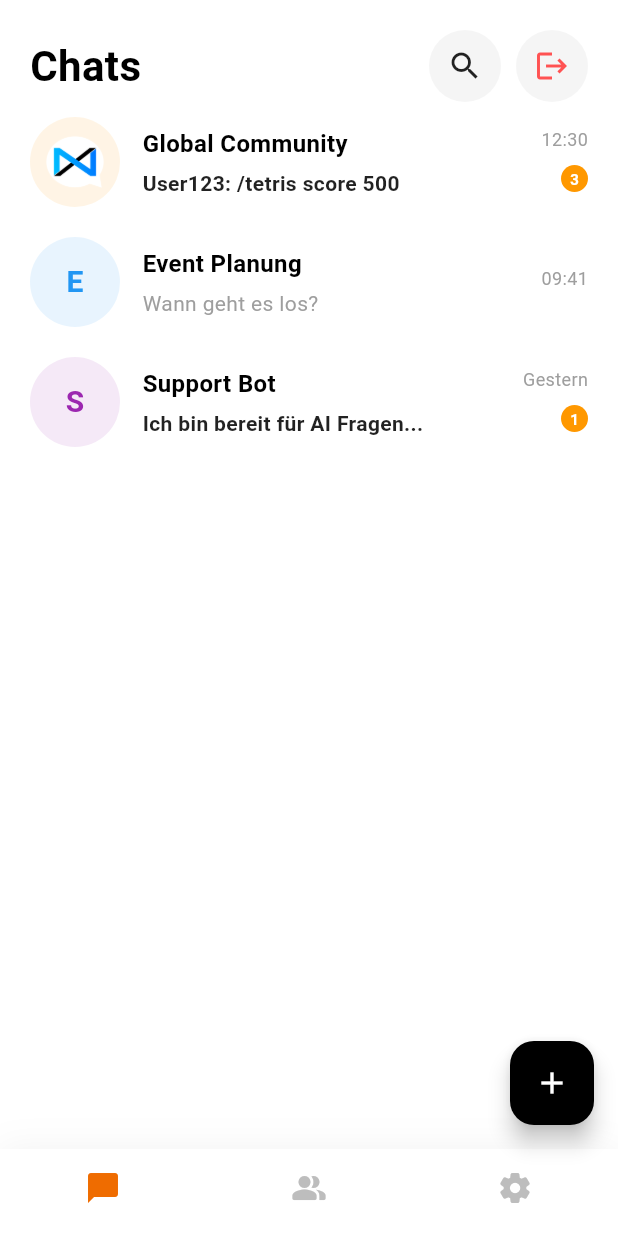
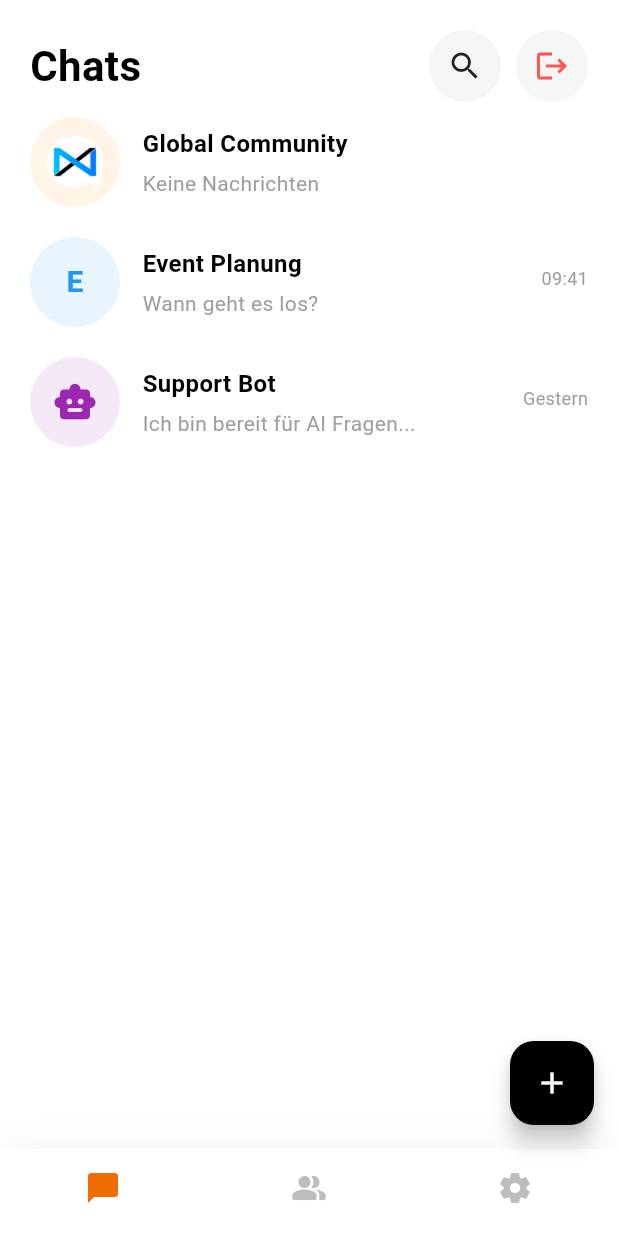
Before and after one commit to Xafe42/NexxChat, a Flutter app: the ChatHomeScreen screen opened by its route, on a phone screen of 412 x 824 dp. Run offline on Flutter 3.47's test engine with Material 3 defaults, Android fonts, the phone set to English and light mode, and no system bars; our stand-ins replace audioplayers, cloud_firestore, firebase_auth, firebase_core, image_picker, modal_progress_hud_nsn and 1 more; accounts and stored records are empty.

Commit message:
Implements Support Bot/ UI überarbeitet/ Live Anzeige der zuletzt gelesenen Nachrichten

```diff
--- a/lib/Screens/chat_home_screen.dart
+++ b/lib/Screens/chat_home_screen.dart
@@ -1,10 +1,12 @@
+import 'package:cloud_firestore/cloud_firestore.dart'; // WICHTIG: Firestore Import
 import 'package:firebase_auth/firebase_auth.dart';
 import 'package:flutter/material.dart';
 import 'package:nexxchat_firebase/Screens/people_screen.dart';
-import 'people_screen.dart';
+
 import 'chat_screen.dart';
-import 'settings_screen.dart'; // Import Settings
-import 'welcome_screens.dart'; // Für den Logout-Redirect
+import 'settings_screen.dart';
+import 'support_bot_screen.dart';
+import 'welcome_screens.dart';
 
 class ChatHomeScreen extends StatefulWidget {
   static const String screenRoute = "chat_home_screen";
@@ -16,24 +18,18 @@ class ChatHomeScreen extends StatefulWidget {
 
 class _ChatHomeScreenState extends State<ChatHomeScreen> {
   final _auth = FirebaseAuth.instance;
-  int _selectedIndex = 0; // Für die Bottom Navigation
+  final _firestore = FirebaseFirestore.instance; // Firestore Instanz
+  int _selectedIndex = 0;
 
-  // Mock-Daten für das Design (da wir aktuell nur einen echten Chat-Raum haben)
-  final List<Map<String, dynamic>> _chats = [
-    {
-      "name": "Global Community",
-      "message": "User123: /tetris score 500",
-      "time": "12:30",
-      "avatar": "images/nexxchat.png", // Dein Asset
-      "isGroup": true,
-      "unread": 3,
-      "color": Colors.orange,
-    },
+  // Mock-Daten für die anderen Chats (die nicht in Firestore sind)
+  final List<Map<String, dynamic>> _staticChats = [
+    // Index 0 ist reserviert für Global Community (wird unten dynamisch geladen)
     {
       "name": "Event Planung",
       "message": "Wann geht es los?",
       "time": "09:41",
       "avatar": null,
+      "icon": null,
       "isGroup": true,
       "unread": 0,
       "color": Colors.blue,
@@ -43,35 +39,38 @@ class _ChatHomeScreenState extends State<ChatHomeScreen> {
       "message": "Ich bin bereit für AI Fragen...",
       "time": "Gestern",
       "avatar": null,
+      "icon": Icons.smart_toy_rounded,
       "isGroup": false,
-      "unread": 1,
+      "unread": 0,
       "color": Colors.purple,
     },
   ];
 
+  // Hilfsfunktion: Zeitstempel formatieren (z.B. 14:30)
+  String _formatTimestamp(Timestamp? timestamp) {
+    if (timestamp == null) return "";
+    final date = timestamp.toDate();
+    return "${date.hour.toString().padLeft(2, '0')}:${date.minute.toString().padLeft(2, '0')}";
+  }
+
   @override
   Widget build(BuildContext context) {
-    // Wir wechseln den Body basierend auf der Auswahl unten
     final List<Widget> pages = [
       Column(
         children: [
            _buildHeader(),
-           Expanded(child: _buildChatList()), // Die eigentliche Liste
+           Expanded(child: _buildChatList()),
         ],
       ),
       const PeopleScreen(),
-      const SettingsScreen(), // Der neue Einstellungs-Screen (Index 2)
+      const SettingsScreen(),
     ];
 
     return Scaffold(
-      // Background wird jetzt vom Theme gesteuert
-
-      // Kein klassischer AppBar-Balken, sondern ein Custom Header
       body: SafeArea(
         child: pages[_selectedIndex],
       ),
 
-      // Moderne Bottom Navigation Bar
       bottomNavigationBar: Container(
         decoration: BoxDecoration(
           boxShadow: [
@@ -83,15 +82,14 @@ class _ChatHomeScreenState extends State<ChatHomeScreen> {
           onTap: (index) => setState(() => _selectedIndex = index),
           selectedItemColor: Colors.orange[800],
           unselectedItemColor: Colors.grey[400],
-          showSelectedLabels: false, // Minimalistischer Look
+          showSelectedLabels: false,
           showUnselectedLabels: false,
           elevation: 0,
-          backgroundColor: Theme.of(context).scaffoldBackgroundColor, // Passt sich Theme an
+          backgroundColor: Theme.of(context).scaffoldBackgroundColor,
           type: BottomNavigationBarType.fixed,
           items: const [
             BottomNavigationBarItem(icon: Icon(Icons.chat_bubble_rounded), label: "Chats"),
             BottomNavigationBarItem(icon: Icon(Icons.people_alt_rounded), label: "People"),
-            // HIER: Anrufe entfernt, Settings ist jetzt das dritte Element
             BottomNavigationBarItem(icon: Icon(Icons.settings_rounded), label: "Settings"),
           ],
         ),
@@ -99,15 +97,14 @@ class _ChatHomeScreenState extends State<ChatHomeScreen> {
 
       floatingActionButton: _selectedIndex == 0 ? FloatingActionButton(
         onPressed: () {
-          // Hier könnte man einen neuen Chat starten
+          // Neuer Chat Logik
         },
-        backgroundColor: Colors.black, // Harter Kontrast für Modernität
+        backgroundColor: Colors.black,
         child: const Icon(Icons.add, color: Colors.white),
-      ) : null, // FAB nur auf der Chat Seite anzeigen
+      ) : null,
     );
   }
 
-  // 1. Header Bereich
   Widget _buildHeader() {
     return Padding(
       padding: const EdgeInsets.fromLTRB(20, 20, 20, 10),
@@ -119,7 +116,6 @@ class _ChatHomeScreenState extends State<ChatHomeScreen> {
             style: TextStyle(
               fontSize: 28,
               fontWeight: FontWeight.bold,
-              // Farbe passt sich dem Theme an
               color: Theme.of(context).brightness == Brightness.dark ? Colors.white : Colors.black,
             ),
           ),
@@ -136,7 +132,6 @@ class _ChatHomeScreenState extends State<ChatHomeScreen> {
                 ),
               ),
               const SizedBox(width: 10),
-              // Logout Button integriert
               Container(
                 decoration: BoxDecoration(
                   color: Theme.of(context).brightness == Brightness.dark ? Colors.grey[800] : Colors.grey[100],
@@ -160,22 +155,85 @@ class _ChatHomeScreenState extends State<ChatHomeScreen> {
 
   // 3. Die Chat Liste
   Widget _buildChatList() {
-    return Container(
-      // Container Styling entfernt, damit Dark Mode Hintergrund wirkt
-      child: ListView.builder(
-        itemCount: _chats.length,
+    // Wir nutzen einen ListView mit itemCount + 1 (1 für den Live Chat, der Rest statisch)
+    return ListView.builder(
+      itemCount: 1 + _staticChats.length,
       padding: const EdgeInsets.symmetric(horizontal: 20),
       itemBuilder: (context, index) {
-          final chat = _chats[index];
+
+        // --- FALL 1: Der erste Chat (Index 0) ist der ECHTE Firebase Chat ---
+        if (index == 0) {
+          return StreamBuilder<QuerySnapshot>(
+            // Wir holen die letzte Nachricht, sortiert nach Zeit
+            stream: _firestore
+                .collection('messages')
+                .orderBy('time', descending: true)
+                .limit(1)
+                .snapshots(),
+            builder: (context, snapshot) {
+              String lastMessage = "Lade...";
+              String time = "";
+              // Ungelesen Logic ist komplex ohne User-Tracking, wir setzen vorerst 0
+              // oder könnten z.B. einfach immer anzeigen wenn ungelesen
+              int unread = 0;
+
+              if (snapshot.hasData && snapshot.data!.docs.isNotEmpty) {
+                final data = snapshot.data!.docs.first.data() as Map<String, dynamic>;
+
+                // Prüfen was für ein Typ Nachricht es ist
+                if (data['type'] == 'image') {
+                  lastMessage = "📷 Foto";
+                } else if (data['type'] == 'app' && data['payload']['app'] == 'tetris') {
+                   lastMessage = "🎮 Tetris Score: ${data['payload']['data']['score']}";
+                } else {
+                  lastMessage = data['payload']?['text'] ?? "Nachricht";
+                }
+
+                // Zeit formatieren
+                time = _formatTimestamp(data['time']);
+              } else if (snapshot.hasData && snapshot.data!.docs.isEmpty) {
+                lastMessage = "Keine Nachrichten";
+              }
+
+              // Wir bauen das Chat-Objekt dynamisch zusammen
+              final liveChat = {
+                "name": "Global Community",
+                "message": lastMessage,
+                "time": time,
+                "avatar": "images/nexxchat.png",
+                "icon": null,
+                "isGroup": true,
+                "unread": unread,
+                "color": Colors.orange,
+              };
+
+              return _buildChatTile(liveChat, isLive: true);
+            },
+          );
+        }
+
+        // --- FALL 2: Alle anderen Chats (Statisch / Bot) ---
+        // index - 1, weil der erste Platz vom Live Chat belegt ist
+        final chat = _staticChats[index - 1];
+        return _buildChatTile(chat, isLive: false);
+      },
+    );
+  }
+
+  // Hilfsfunktion zum Bauen einer einzelnen Chat-Kachel
+  Widget _buildChatTile(Map<String, dynamic> chat, {required bool isLive}) {
     return Padding(
       padding: const EdgeInsets.only(bottom: 20),
       child: InkWell(
         onTap: () {
-                // WICHTIG: Wir verlinken den ersten Chat mit deinem existierenden ChatScreen
-                if (index == 0) {
+          if (chat['name'] == "Support Bot") {
+             Navigator.push(
+               context,
+               MaterialPageRoute(builder: (context) => SupportBotScreen())
+             );
+          } else if (isLive) { // Wenn es der Live Chat ist
              Navigator.pushNamed(context, ChatScreen.screenRoute);
           } else {
-                   // Platzhalter für andere Chats
              ScaffoldMessenger.of(context).showSnackBar(
                const SnackBar(content: Text("Dieser Chat ist noch nicht verbunden."))
              );
@@ -184,7 +242,7 @@ class _ChatHomeScreenState extends State<ChatHomeScreen> {
         borderRadius: BorderRadius.circular(20),
         child: Row(
           children: [
-                  // Avatar
+            // --- AVATAR / ICON ---
             Container(
               width: 60,
               height: 60,
@@ -192,24 +250,11 @@ class _ChatHomeScreenState extends State<ChatHomeScreen> {
                 color: (chat['color'] as Color).withOpacity(0.1),
                 shape: BoxShape.circle,
               ),
-                    child: chat['avatar'] != null
-                        ? Padding(
-                            padding: const EdgeInsets.all(10.0),
-                            child: Image.asset(chat['avatar']),
-                          )
-                        : Center(
-                            child: Text(
-                              (chat['name'] as String)[0],
-                              style: TextStyle(
-                                color: chat['color'],
-                                fontWeight: FontWeight.bold,
-                                fontSize: 20,
-                              ),
-                            ),
-                          ),
+              child: _buildAvatarContent(chat),
             ),
             const SizedBox(width: 15),
-                  // Text Info
+
+            // --- MITTE: NAME & NACHRICHT ---
             Expanded(
               child: Column(
                 crossAxisAlignment: CrossAxisAlignment.start,
@@ -219,13 +264,12 @@ class _ChatHomeScreenState extends State<ChatHomeScreen> {
                     style: TextStyle(
                       fontSize: 16,
                       fontWeight: FontWeight.bold,
-                            // Textfarbe passt sich an
                       color: Theme.of(context).brightness == Brightness.dark ? Colors.white : Colors.black,
                     ),
                   ),
                   const SizedBox(height: 5),
                   Text(
-                          chat['message'],
+                    chat['message'], // Hier steht jetzt die echte letzte Nachricht!
                     maxLines: 1,
                     overflow: TextOverflow.ellipsis,
                     style: TextStyle(
@@ -239,7 +283,8 @@ class _ChatHomeScreenState extends State<ChatHomeScreen> {
                 ],
               ),
             ),
-                  // Zeit & Badge
+
+            // --- RECHTS: ZEIT & UNGELESEN ---
             Column(
               crossAxisAlignment: CrossAxisAlignment.end,
               children: [
@@ -248,6 +293,7 @@ class _ChatHomeScreenState extends State<ChatHomeScreen> {
                   style: const TextStyle(fontSize: 12, color: Colors.grey),
                 ),
                 const SizedBox(height: 5),
+                // Nur anzeigen, wenn > 0
                 if ((chat['unread'] as int) > 0)
                   Container(
                     padding: const EdgeInsets.all(6),
@@ -266,7 +312,30 @@ class _ChatHomeScreenState extends State<ChatHomeScreen> {
         ),
       ),
     );
-        },
+  }
+
+  Widget _buildAvatarContent(Map<String, dynamic> chat) {
+    if (chat['icon'] != null) {
+      return Icon(
+        chat['icon'] as IconData,
+        color: chat['color'],
+        size: 30,
+      );
+    }
+    if (chat['avatar'] != null) {
+      return Padding(
+        padding: const EdgeInsets.all(10.0),
+        child: Image.asset(chat['avatar']),
+      );
+    }
+    return Center(
+      child: Text(
+        (chat['name'] as String)[0],
+        style: TextStyle(
+          color: chat['color'],
+          fontWeight: FontWeight.bold,
+          fontSize: 20,
+        ),
       ),
     );
   }
```
Also changed, not shown: lib/Screens/support_bot_screen.dart (added, +264 -0 lines). Lines whose indentation alone changed are shown as unchanged.
